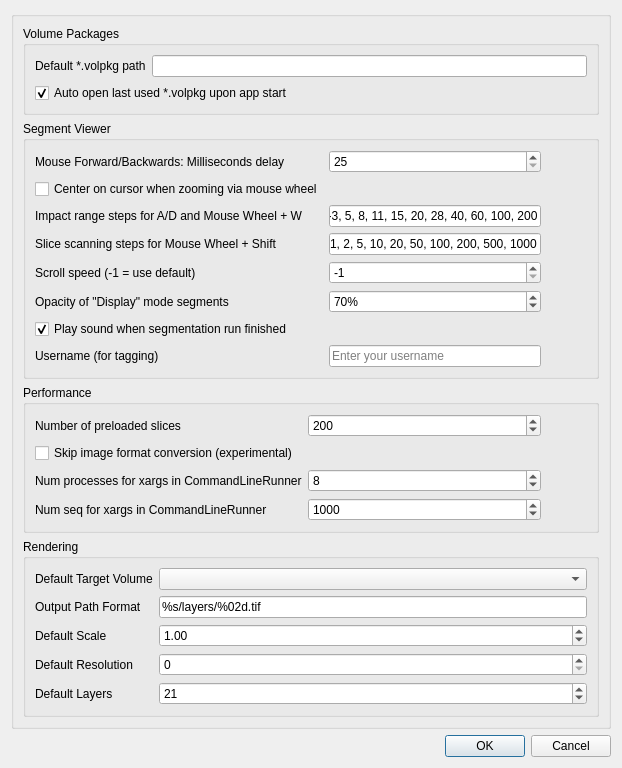
Old version of the form volume-cartographer/apps/VC3D/VCSettings.ui in the repository SuperOptimizer/villa.
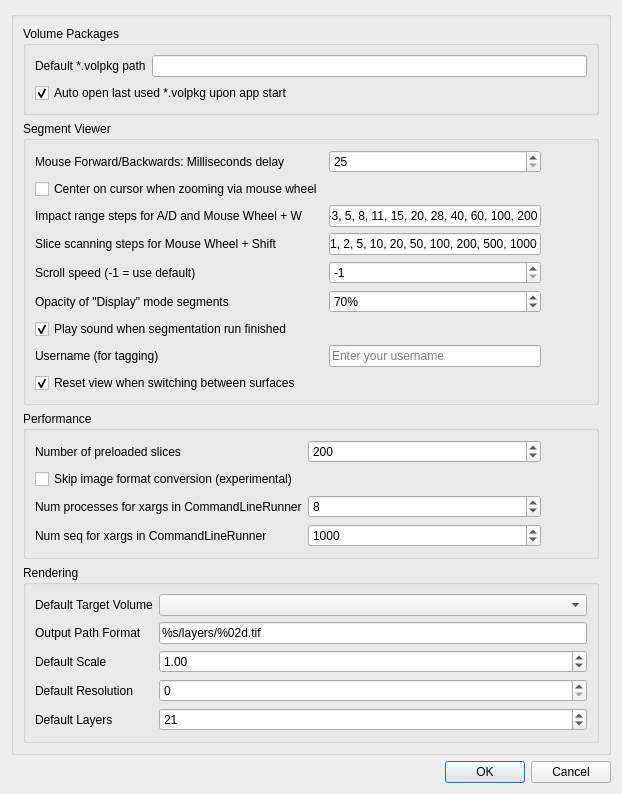
New version of the form. Icons and pictures are not drawn.

Commit message: Make the segmentation view resetting configurable

Diff of the .ui file:
```diff
--- a/volume-cartographer/apps/VC3D/VCSettings.ui
+++ b/volume-cartographer/apps/VC3D/VCSettings.ui
@@ -224,6 +224,19 @@
            </property>
           </widget>
          </item>
+         <item row="8" column="0" colspan="2">
+          <widget class="QCheckBox" name="chkResetViewOnSurfaceChange">
+           <property name="text">
+            <string>Reset view when switching between surfaces</string>
+           </property>
+           <property name="checked">
+            <bool>true</bool>
+           </property>
+           <property name="toolTip">
+            <string>When enabled, the view will automatically fit and center on each surface when switching between segments</string>
+           </property>
+          </widget>
+         </item>
         </layout>
        </widget>
       </item>
```
The commit also changes 4 other files.
